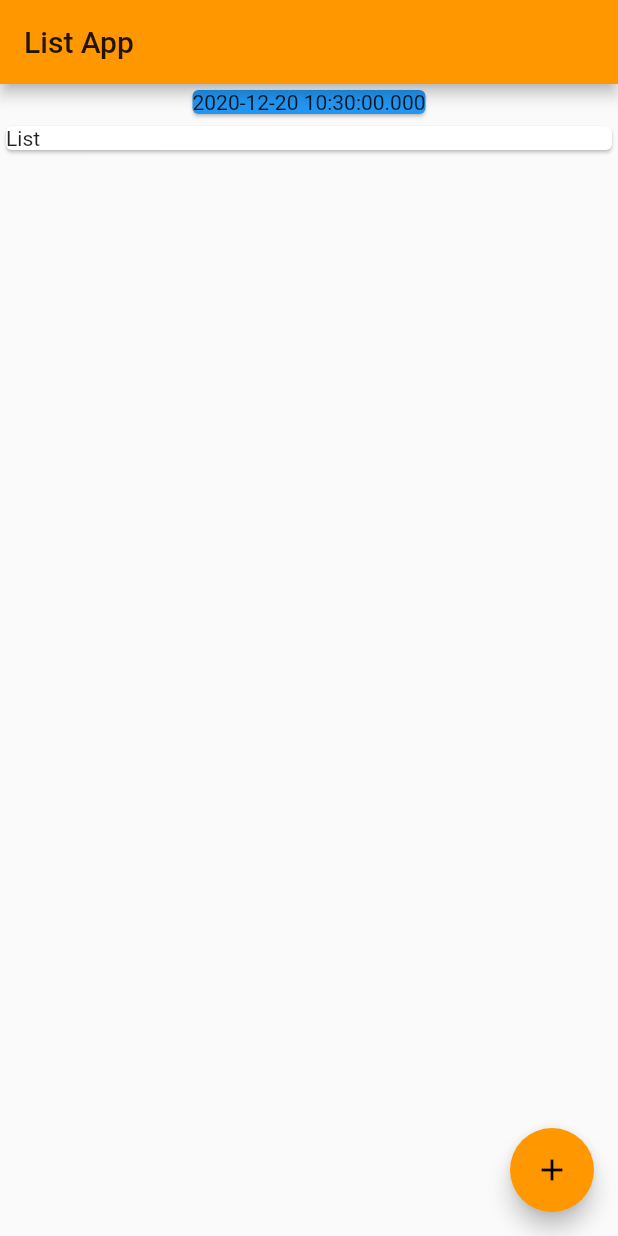
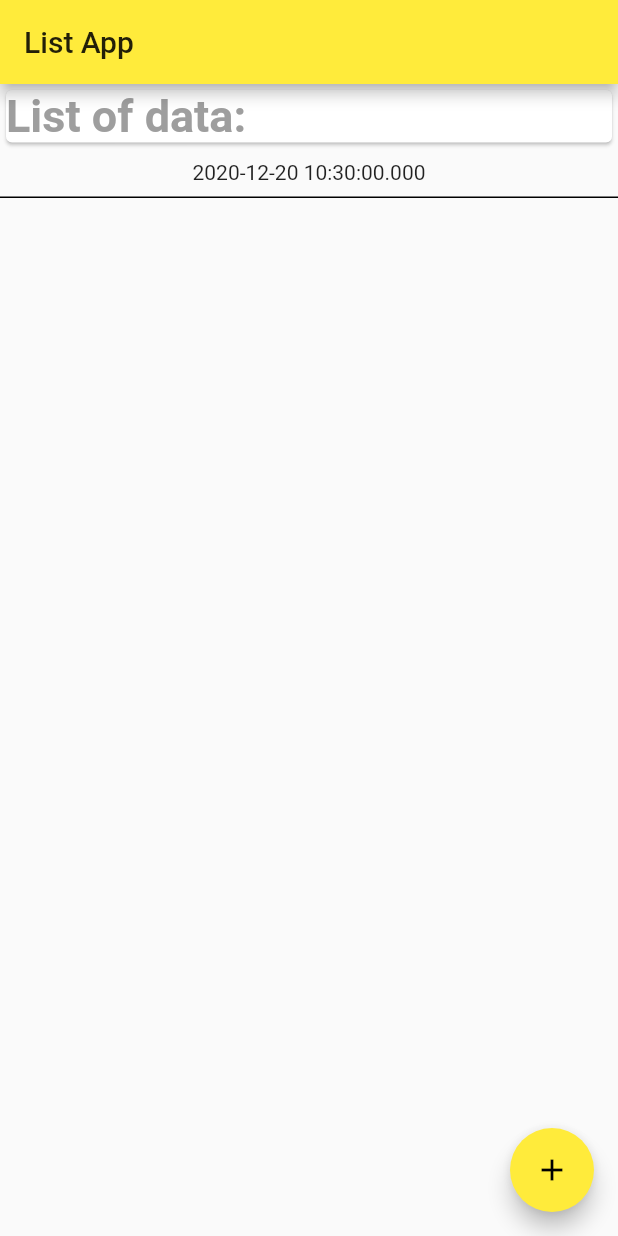
Before and after one commit to Anna-Myzukina/Bootcamp-flutter, a Flutter app: the screen it shows after launch, after a tap on the "add" icon, on a phone screen of 412 x 824 dp. Run offline on Flutter 3.47's test engine with Material 2 defaults, Android fonts, the phone set to English and light mode, and no system bars; our stand-ins replace font_awesome_flutter, geolocator, responsive_builder.

Commit message:
Add changes to list_app progect

```diff
--- a/list_app/lib/main.dart
+++ b/list_app/lib/main.dart
@@ -1,4 +1,6 @@
 import 'package:flutter/material.dart';
+import 'package:flutter/src/widgets/container.dart';
+import 'package:flutter/src/widgets/container.dart';
 //import 'package:list_app/listData.dart';
 
 void main() {
@@ -11,7 +13,7 @@ class MyApp extends StatelessWidget {
     return MaterialApp(
       title: 'List App Demo',
       theme: ThemeData(
-        primarySwatch: Colors.orange,
+        primarySwatch: Colors.yellow,
         visualDensity: VisualDensity.adaptivePlatformDensity,
       ),
       home: MyHomePage(),
@@ -50,24 +52,51 @@ class _MyHomePageState extends State<MyHomePage> {
       appBar: AppBar(
         title: Text('List App'),
       ),
-      body: Center(
-        child: SafeArea(
+      body: SafeArea(
+        child: Center(
+          child: Scrollbar(
             child: ListView(
               children: <Widget>[
+                Card(
+                  child: Text(
+                    'List of data:',
+                    style: TextStyle(
+                      fontSize: 30.0,
+                      fontWeight: FontWeight.bold,
+                      color: Colors.grey,
+                    ),
+                  ),
+                ),
                 Column(
                   children: _dateString.map((String date) {
-                  return Card(
-                    color: Colors.blue,
+                    return InkWell(
+                      onTap: () {
+                        Navigator.push(context, MaterialPageRoute(
+                            builder: (BuildContext context) => DetailsPage(
+                                  timeString: date,
+                                ),
+                                ),
+                                );
+                      },
+                      child: Container(
+                        decoration:
+                            BoxDecoration(border: Border(bottom: BorderSide())),
+                        child: Padding(
+                          padding: const EdgeInsets.all(8.0),
+                          child: Container(
+                            width: double.infinity,
                             child: Text(
                               date,
+                              textAlign: TextAlign.center,
+                            ),
+                          ),
+                        ),
                       ),
                     );
                   }).toList(),
                 ),
-              Card(
-                child: Text('List'),
+              ],
             ),
-            ],
           ),
         ),
       ),
@@ -78,3 +107,21 @@ class _MyHomePageState extends State<MyHomePage> {
     );
   }
 }
+
+class DetailsPage extends StatelessWidget {
+  DetailsPage({Key key, this.timeString}) : super(key: key);
+
+  final String timeString;
+
+  @override
+  Widget build(BuildContext context) {
+    return Scaffold(
+      appBar: AppBar(
+        title: Text(timeString),
+      ),
+      body: Container(
+
+      ),
+    );
+  }
+}
```
Also changed, not shown: 1 other file. Lines whose indentation alone changed are shown as unchanged.
